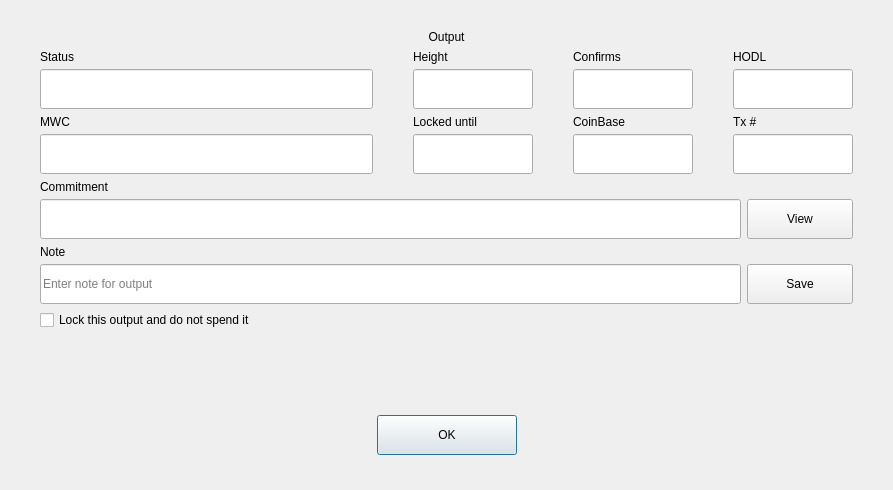
Qt form dialogs/e_showoutputdlg.ui (0xkobe/mwc-wallet) before a commit.
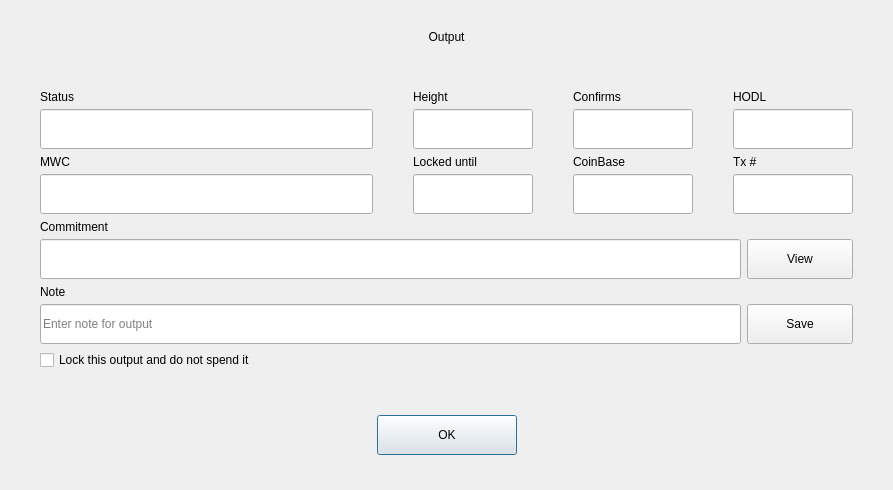
The same form after that commit. Custom widgets are drawn as their Qt base class.

Commit message: Increase space between header and fields in txn and output dialogs.

```diff
--- a/dialogs/e_showoutputdlg.ui
+++ b/dialogs/e_showoutputdlg.ui
@@ -20,9 +20,6 @@
    <string>Dialog</string>
   </property>
   <layout class="QVBoxLayout" name="verticalLayout_13">
-   <property name="spacing">
-    <number>-1</number>
-   </property>
    <property name="leftMargin">
     <number>40</number>
    </property>
@@ -45,6 +42,19 @@
      </property>
     </widget>
    </item>
+   <item>
+    <spacer name="verticalSpacer_2">
+     <property name="orientation">
+      <enum>Qt::Vertical</enum>
+     </property>
+     <property name="sizeHint" stdset="0">
+      <size>
+       <width>17</width>
+       <height>18</height>
+      </size>
+     </property>
+    </spacer>
+   </item>
    <item>
     <layout class="QHBoxLayout" name="horizontalLayout_5" stretch="1,0,0,0">
      <property name="spacing">
```
The commit also changes 1 other file.
